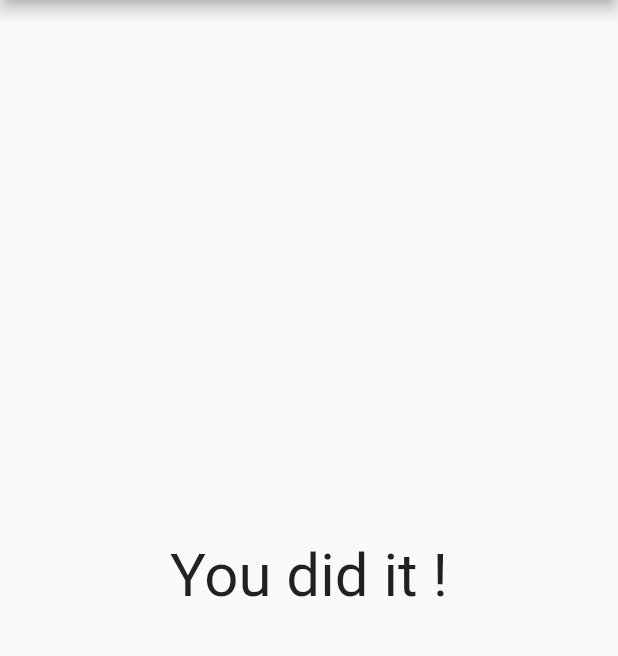
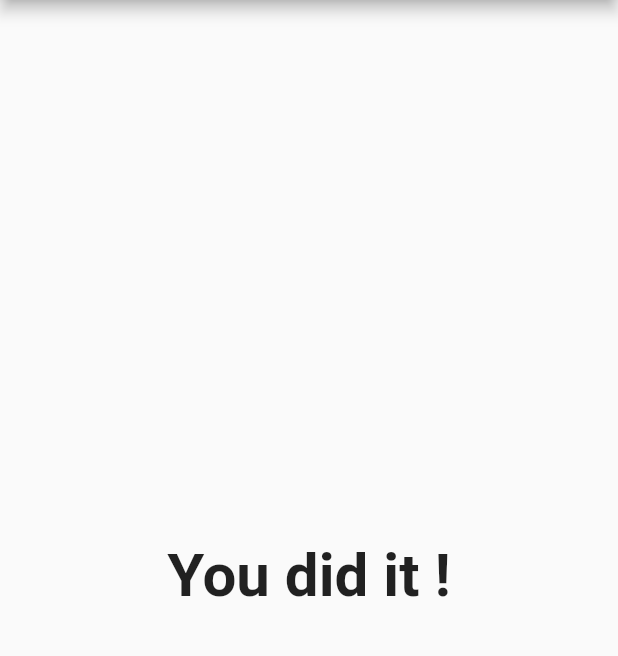
Before and after one commit to jesus-son-coder/flutter-udemy-en-majorian, a Flutter app: the screen it shows after launch, after a tap on "Black", after a tap on "Snake", after a tap on "Max", on a phone screen of 412 x 824 dp, the part 84-740 px from its top. Run offline on Flutter 3.47's test engine with Material 2 defaults, Android fonts, the phone set to English and light mode, and no system bars.

```diff
--- a/flutter_complete_guide/lib/main.dart
+++ b/flutter_complete_guide/lib/main.dart
@@ -48,15 +48,18 @@ class _MyAppState extends State<MyApp> {
   ];
 
   void _answerQuestion(int score) {
-    if(_questionIndex < _questions.length) {
+    _totalScore += score;
 
-    }
-    _totalScore = _totalScore + score;
     setState(() {
       _questionIndex = _questionIndex + 1;
     });
+    print(_questionIndex);
 
-    print(_questionIndex);
+    if(_questionIndex < _questions.length) {
+      print('We have more questions!');
+    } else {
+      print('No more questions!');
+    }
   }
 
   @override
@@ -73,7 +76,7 @@ class _MyAppState extends State<MyApp> {
               questions: _questions,
               questionIndex: _questionIndex
           )
-          : Result(),
+          : Result(_totalScore),
        )
     );
   }
--- a/flutter_complete_guide/lib/result.dart
+++ b/flutter_complete_guide/lib/result.dart
@@ -1,11 +1,27 @@
 import 'package:flutter/material.dart';
 
 class Result extends StatelessWidget {
+  final int resultScore;
+
+  Result(this.resultScore);
+
+  String get resultPhrase {
+    var resultText = 'You did it !';
+    if(resultScore <= 8) {
+      resultText = 'You are awesome and innocent !';
+    } else if (resultScore <= 12) {
+      resultText = 'Pretty likeable !';
+    } else if (resultScore <= 16) {
+      resultText = 'You are... strange ?!';
+    }
+    return resultText;
+  }
+
   @override
   Widget build(BuildContext context) {
     return Center(
-      child: Text('You did it !',
-        style: TextStyle(fontSize: 40),),
+      child: Text(resultPhrase,
+        style: TextStyle(fontSize: 40, fontWeight: FontWeight.bold)),
     );
   }
 }
```
